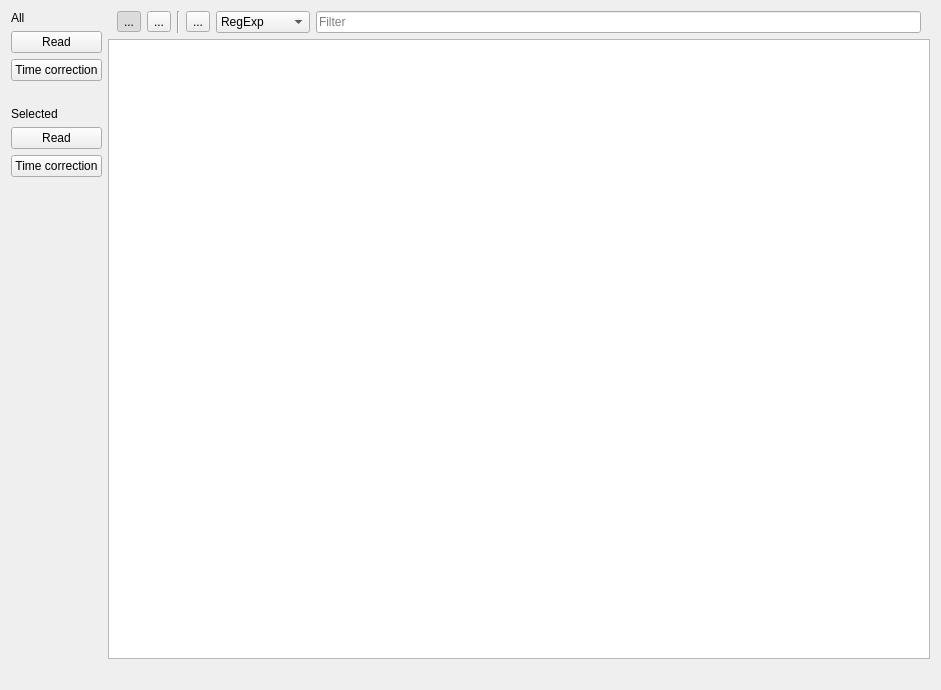
Qt form zbyrator-src/metersdatetime.ui (KTS-Intek/quick-collect) before a commit.
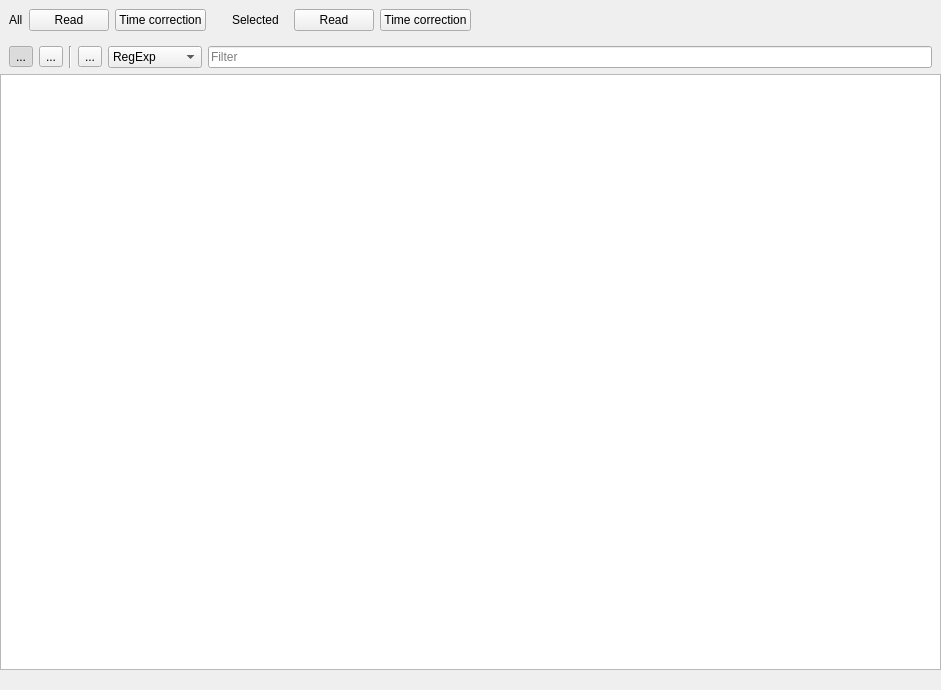
The same form after that commit. Icons and pictures are not drawn.

Patch:
```diff
--- a/zbyrator-src/metersdatetime.ui
+++ b/zbyrator-src/metersdatetime.ui
@@ -13,28 +13,22 @@
   <property name="windowTitle">
    <string>Form</string>
   </property>
-  <layout class="QGridLayout" name="gridLayout">
-   <item row="0" column="0" rowspan="2">
+  <layout class="QVBoxLayout" name="verticalLayout_2">
+   <property name="leftMargin">
+    <number>0</number>
+   </property>
+   <property name="topMargin">
+    <number>0</number>
+   </property>
+   <property name="rightMargin">
+    <number>0</number>
+   </property>
+   <property name="bottomMargin">
+    <number>0</number>
+   </property>
+   <item>
     <widget class="QWidget" name="widget" native="true">
-     <property name="sizePolicy">
-      <sizepolicy hsizetype="Fixed" vsizetype="Preferred">
-       <horstretch>0</horstretch>
-       <verstretch>0</verstretch>
-      </sizepolicy>
-     </property>
-     <layout class="QVBoxLayout" name="verticalLayout_4">
-      <property name="leftMargin">
-       <number>0</number>
-      </property>
-      <property name="topMargin">
-       <number>0</number>
-      </property>
-      <property name="rightMargin">
-       <number>0</number>
-      </property>
-      <property name="bottomMargin">
-       <number>0</number>
-      </property>
+     <layout class="QHBoxLayout" name="horizontalLayout_2">
       <item>
        <widget class="QLabel" name="label">
         <property name="text">
@@ -65,17 +59,17 @@
        </widget>
       </item>
       <item>
-       <spacer name="horizontalSpacer">
+       <spacer name="verticalSpacer_2">
         <property name="orientation">
-         <enum>Qt::Horizontal</enum>
+         <enum>Qt::Vertical</enum>
         </property>
         <property name="sizeType">
-         <enum>QSizePolicy::Ignored</enum>
+         <enum>QSizePolicy::Minimum</enum>
         </property>
         <property name="sizeHint" stdset="0">
          <size>
-          <width>77</width>
-          <height>20</height>
+          <width>20</width>
+          <height>21</height>
          </size>
         </property>
        </spacer>
@@ -95,10 +89,7 @@
           <verstretch>0</verstretch>
          </sizepolicy>
         </property>
-        <layout class="QVBoxLayout" name="verticalLayout_2">
-         <property name="leftMargin">
-          <number>0</number>
-         </property>
+        <layout class="QHBoxLayout" name="horizontalLayout">
          <property name="topMargin">
           <number>0</number>
          </property>
@@ -134,14 +125,14 @@
        </widget>
       </item>
       <item>
-       <spacer name="verticalSpacer">
+       <spacer name="horizontalSpacer">
         <property name="orientation">
-         <enum>Qt::Vertical</enum>
+         <enum>Qt::Horizontal</enum>
         </property>
         <property name="sizeHint" stdset="0">
          <size>
-          <width>20</width>
-          <height>261</height>
+          <width>77</width>
+          <height>20</height>
          </size>
         </property>
        </spacer>
@@ -149,7 +140,7 @@
      </layout>
     </widget>
    </item>
-   <item row="0" column="1">
+   <item>
     <layout class="QHBoxLayout" name="horizontalLayout_61">
      <property name="leftMargin">
       <number>9</number>
@@ -247,7 +238,7 @@
      </item>
     </layout>
    </item>
-   <item row="1" column="1">
+   <item>
     <widget class="QStackedWidget" name="stackedWidget">
      <property name="sizePolicy">
       <sizepolicy hsizetype="Expanding" vsizetype="Expanding">
@@ -319,17 +310,23 @@
      </widget>
     </widget>
    </item>
-   <item row="2" column="0" colspan="2">
-    <widget class="QLabel" name="lblAboutMeterDt">
-     <property name="sizePolicy">
-      <sizepolicy hsizetype="Expanding" vsizetype="Preferred">
-       <horstretch>0</horstretch>
-       <verstretch>0</verstretch>
-      </sizepolicy>
-     </property>
-     <property name="text">
-      <string/>
-     </property>
+   <item>
+    <widget class="QWidget" name="widget_3" native="true">
+     <layout class="QVBoxLayout" name="verticalLayout_4">
+      <property name="topMargin">
+       <number>0</number>
+      </property>
+      <property name="bottomMargin">
+       <number>0</number>
+      </property>
+      <item>
+       <widget class="QLabel" name="lblAboutMeterDt">
+        <property name="text">
+         <string/>
+        </property>
+       </widget>
+      </item>
+     </layout>
     </widget>
    </item>
   </layout>
```
Left out of the diff: 3 changed lines with no effect on the pictures.
